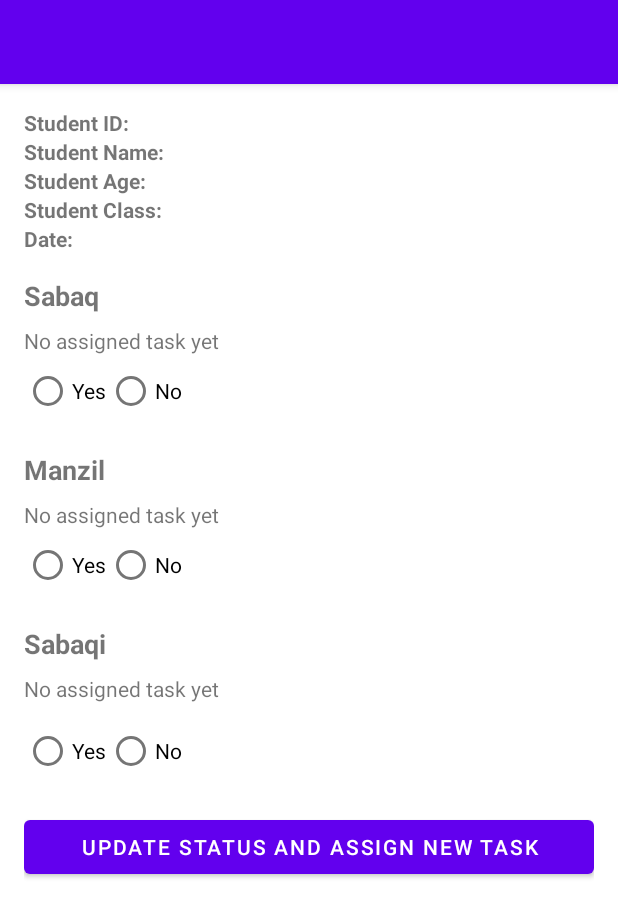
After one commit to WajeehaHashmi27/Hifzstudentsapp, an Android app: the CheckAssignTaskActivity screen opened directly, with no data from a screen before it, on a phone screen of 412 x 824 dp. The commit adds this screen. Shown: the top 917 px of the screen. Run offline under Robolectric (Android 15) with nearby library versions, the phone set to English and light mode, and no system bars.

Commit message:
Next commit

```diff
--- /dev/null
+++ b/app/src/main/java/com/example/hifzstudentsapp/CheckAssignTaskActivity.java
@@ -0,0 +1,87 @@
+package com.example.hifzstudentsapp;
+
+
+
+import androidx.appcompat.app.AppCompatActivity;
+import android.os.Bundle;
+import android.view.View;
+import android.widget.Button;
+import android.widget.EditText;
+import android.widget.Toast;
+import android.content.Intent;
+import android.widget.TextView;
+import android.widget.RadioButton;
+
+public class CheckAssignTaskActivity extends AppCompatActivity {
+
+    private TextView textViewStudentId, textViewStudentName, textViewStudentAge, textViewStudentClass;
+    private TextView textViewSabaqHeading, textViewSabaqTask;
+    private TextView textViewManzilHeading, textViewManzilTask;
+    private TextView textViewSabaqiHeading, textViewSabaqiTask;
+    private TextView textViewDate;
+    private RadioButton radioButtonSabaqYes, radioButtonSabaqNo;
+    private RadioButton radioButtonManzilYes, radioButtonManzilNo;
+    private RadioButton radioButtonSabaqiYes, radioButtonSabaqiNo;
+    private Button buttonUpdateAssignTask;
+
+    private int studentId;
+    private String studentName;
+    private DatabaseHelper databaseHelper;
+    private String studentClass;
+    private int studentAge;
+
+    @Override
+    protected void onCreate(Bundle savedInstanceState) {
+        super.onCreate(savedInstanceState);
+        setContentView(R.layout.activity_check_assign_task);
+
+        // Retrieve the studentId and studentName from the intent
+        studentId = getIntent().getIntExtra("studentId", -1);
+        studentName = getIntent().getStringExtra("studentName");
+        studentClass = getIntent().getStringExtra("studentClass");
+        studentAge = getIntent().getIntExtra("studentAge", -1);
+        // Set the title of the activity as the student's name
+        setTitle(studentName);
+        databaseHelper = new DatabaseHelper(this);
+        // Initialize views
+        textViewStudentId = findViewById(R.id.textViewStudentId);
+        textViewStudentName = findViewById(R.id.textViewStudentName);
+        textViewStudentAge = findViewById(R.id.textViewStudentAge);
+        textViewStudentClass = findViewById(R.id.textViewStudentClass);
+        textViewDate = findViewById(R.id.textViewDate);
+        textViewSabaqHeading = findViewById(R.id.textViewSabaqHeading);
+        textViewSabaqTask = findViewById(R.id.textViewSabaqTask);
+        textViewManzilHeading = findViewById(R.id.textViewManzilHeading);
+        textViewManzilTask = findViewById(R.id.textViewManzilTask);
+        textViewSabaqiHeading = findViewById(R.id.textViewSabaqiHeading);
+        textViewSabaqiTask = findViewById(R.id.textViewSabaqiTask);
+        radioButtonSabaqYes = findViewById(R.id.radioButtonSabaqYes);
+        radioButtonSabaqNo = findViewById(R.id.radioButtonSabaqNo);
+        radioButtonManzilYes = findViewById(R.id.radioButtonManzilYes);
+        radioButtonManzilNo = findViewById(R.id.radioButtonManzilNo);
+        radioButtonSabaqiYes = findViewById(R.id.radioButtonSabaqiYes);
+        radioButtonSabaqiNo = findViewById(R.id.radioButtonSabaqiNo);
+        buttonUpdateAssignTask = findViewById(R.id.buttonUpdateAssignTask);
+
+        // Retrieve and display the student details
+        Student student = databaseHelper.getStudentById(studentId);
+        if (student != null) {
+            textViewStudentId.setText("Roll number: " +String.valueOf(student.getStudentId()));
+            textViewStudentName.setText("Name: " +student.getName());
+            textViewStudentAge.setText("Age: "+String.valueOf(student.getAge()));
+            textViewStudentClass.setText("Class: "+student.getClassName());
+        }
+        buttonUpdateAssignTask.setOnClickListener(new View.OnClickListener() {
+            @Override
+            public void onClick(View v) {
+                Intent intent = new Intent(CheckAssignTaskActivity.this, AssignTask.class);
+                intent.putExtra("studentId", studentId);
+                intent.putExtra("studentName", studentName);
+                intent.putExtra("studentClass", studentClass);
+                intent.putExtra("studentAge", studentAge);
+                startActivity(intent);
+
+            }
+        });
+    }
+}
--- a/app/src/main/java/com/example/hifzstudentsapp/DatabaseHelper.java
+++ b/app/src/main/java/com/example/hifzstudentsapp/DatabaseHelper.java
@@ -22,7 +22,8 @@ public class DatabaseHelper extends SQLiteOpenHelper {
     private static final String COLUMN_TASK_ID = "task_id";
     private static final String COLUMN_STUDENT_ID = "student_id";
     private static final String COLUMN_DATE = "date";
-    private static final String COLUMN_SABAQ = "sabaq";
+    private static final String COLUMN_SABAQ_PARA = "sabaq_para";
+    private static final String COLUMN_SABAQ_VERSE = "sabaq_verse";
     private static final String COLUMN_SABAQ_STATUS = "sabaq_status";
     private static final String COLUMN_SABAQI = "sabaqi";
     private static final String COLUMN_SABAQI_STATUS = "sabaqi_status";
@@ -46,7 +47,8 @@ public class DatabaseHelper extends SQLiteOpenHelper {
                 + COLUMN_TASK_ID + " INTEGER PRIMARY KEY AUTOINCREMENT, "
                 + COLUMN_STUDENT_ID + " INTEGER, "
                 + COLUMN_DATE + " TEXT, "
-                + COLUMN_SABAQ + " TEXT, "
+                + COLUMN_SABAQ_PARA + " TEXT, "
+                + COLUMN_SABAQ_VERSE + "TEXT,"
                 + COLUMN_SABAQ_STATUS + " TEXT, "
                 + COLUMN_SABAQI + " TEXT, "
                 + COLUMN_SABAQI_STATUS + " TEXT, "
@@ -70,6 +72,9 @@ public class DatabaseHelper extends SQLiteOpenHelper {
         db.execSQL("DROP TABLE IF EXISTS " + TABLE_STUDENTS);
         onCreate(db);
     }
+
+
+
     public boolean addStudent( String name, int age, String studentClass) {
         SQLiteDatabase db = this.getWritableDatabase();
         ContentValues values = new ContentValues();
--- /dev/null
+++ b/app/src/main/res/layout/activity_check_assign_task.xml
@@ -0,0 +1,160 @@
+<LinearLayout xmlns:android="http://schemas.android.com/apk/res/android"
+    xmlns:tools="http://schemas.android.com/tools"
+    android:layout_width="match_parent"
+    android:layout_height="match_parent"
+    android:orientation="vertical"
+    android:padding="16dp">
+
+    <TextView
+        android:id="@+id/textViewStudentId"
+        android:layout_width="wrap_content"
+        android:layout_height="wrap_content"
+        android:text="Student ID:"
+        android:textStyle="bold" />
+
+    <TextView
+        android:id="@+id/textViewStudentName"
+        android:layout_width="wrap_content"
+        android:layout_height="wrap_content"
+        android:text="Student Name:"
+        android:textStyle="bold" />
+
+    <TextView
+        android:id="@+id/textViewStudentAge"
+        android:layout_width="wrap_content"
+        android:layout_height="wrap_content"
+        android:text="Student Age:"
+        android:textStyle="bold" />
+
+    <TextView
+        android:id="@+id/textViewStudentClass"
+        android:layout_width="wrap_content"
+        android:layout_height="wrap_content"
+        android:text="Student Class:"
+        android:textStyle="bold" />
+    <TextView
+        android:id="@+id/textViewDate"
+        android:layout_width="wrap_content"
+        android:layout_height="wrap_content"
+        android:text="Date:"
+        android:textStyle="bold" />
+
+    <TextView
+        android:id="@+id/textViewSabaqHeading"
+        android:layout_width="wrap_content"
+        android:layout_height="wrap_content"
+        android:layout_marginTop="16dp"
+        android:text="Sabaq"
+        android:textStyle="bold"
+        android:textSize="18sp" />
+
+    <TextView
+        android:id="@+id/textViewSabaqTask"
+        android:layout_width="wrap_content"
+        android:layout_height="wrap_content"
+        android:layout_marginTop="8dp"
+        android:text="No assigned task yet" />
+    <RadioGroup
+        android:id="@+id/radioGroupSabaq"
+        android:layout_width="wrap_content"
+        android:layout_height="wrap_content"
+        android:orientation="horizontal"
+        android:layout_marginTop="0dp">
+
+        <RadioButton
+            android:id="@+id/radioButtonSabaqYes"
+            android:layout_width="wrap_content"
+            android:layout_height="wrap_content"
+            android:text="Yes" />
+
+        <RadioButton
+            android:id="@+id/radioButtonSabaqNo"
+            android:layout_width="wrap_content"
+            android:layout_height="wrap_content"
+            android:text="No" />
+    </RadioGroup>
+
+    <TextView
+        android:id="@+id/textViewManzilHeading"
+        android:layout_width="wrap_content"
+        android:layout_height="wrap_content"
+        android:layout_marginTop="16dp"
+        android:text="Manzil"
+        android:textStyle="bold"
+        android:textSize="18sp" />
+
+    <TextView
+        android:id="@+id/textViewManzilTask"
+        android:layout_width="wrap_content"
+        android:layout_height="wrap_content"
+        android:layout_marginTop="8dp"
+        android:text="No assigned task yet" />
+
+    <RadioGroup
+        android:id="@+id/radioGroupManzil"
+        android:layout_width="wrap_content"
+        android:layout_height="wrap_content"
+        android:orientation="horizontal"
+        android:layout_marginTop="0dp">
+
+        <RadioButton
+            android:id="@+id/radioButtonManzilYes"
+            android:layout_width="wrap_content"
+            android:layout_height="wrap_content"
+            android:text="Yes" />
+
+        <RadioButton
+            android:id="@+id/radioButtonManzilNo"
+            android:layout_width="wrap_content"
+            android:layout_height="wrap_content"
+            android:text="No" />
+    </RadioGroup>
+
+    <TextView
+        android:id="@+id/textViewSabaqiHeading"
+        android:layout_width="wrap_content"
+        android:layout_height="wrap_content"
+        android:layout_marginTop="16dp"
+        android:text="Sabaqi"
+        android:textStyle="bold"
+        android:textSize="18sp" />
+
+    <TextView
+        android:id="@+id/textViewSabaqiTask"
+        android:layout_width="wrap_content"
+        android:layout_height="wrap_content"
+        android:layout_marginTop="8dp"
+        android:text="No assigned task yet" />
+
+
+
+
+
+    <RadioGroup
+        android:id="@+id/radioGroupSabaqi"
+        android:layout_width="wrap_content"
+        android:layout_height="wrap_content"
+        android:orientation="horizontal"
+        android:layout_marginTop="8dp">
+
+        <RadioButton
+            android:id="@+id/radioButtonSabaqiYes"
+            android:layout_width="wrap_content"
+            android:layout_height="wrap_content"
+            android:text="Yes" />
+
+        <RadioButton
+            android:id="@+id/radioButtonSabaqiNo"
+            android:layout_width="wrap_content"
+            android:layout_height="wrap_content"
+            android:text="No" />
+    </RadioGroup>
+
+    <Button
+        android:id="@+id/buttonUpdateAssignTask"
+        android:layout_width="match_parent"
+        android:layout_height="wrap_content"
+        android:layout_marginTop="16dp"
+        android:text="Update Status and Assign New Task" />
+
+</LinearLayout>
--- a/app/src/main/res/layout/item_student.xml
+++ b/app/src/main/res/layout/item_student.xml
@@ -8,7 +8,7 @@
         android:layout_width="match_parent"
         android:layout_height="wrap_content"
         android:textAppearance="@style/TextAppearance.AppCompat.Large"
-        android:textColor="@android:color/white"
+        android:textColor="@android:color/black"
         android:textStyle="bold" />
 
     <TextView
@@ -17,7 +17,7 @@
         android:layout_height="wrap_content"
         android:layout_below="@id/textViewId"
         android:textAppearance="@style/TextAppearance.AppCompat.Medium"
-        android:textColor="@android:color/white" />
+        android:textColor="@android:color/black" />
 
     <LinearLayout
         android:layout_width="wrap_content"
--- a/app/src/main/res/values-night/themes.xml
+++ b/app/src/main/res/values-night/themes.xml
@@ -1,6 +1,6 @@
 <resources xmlns:tools="http://schemas.android.com/tools">
     <!-- Base application theme. -->
-    <style name="Theme.HifzStudentsApp" parent="Theme.MaterialComponents.DayNight.DarkActionBar">
+    <style name="Theme.HifzStudentsApp" parent="Theme.MaterialComponents.Light">
         <!-- Primary brand color. -->
         <item name="colorPrimary">@color/purple_200</item>
         <item name="colorPrimaryVariant">@color/purple_700</item>
--- a/app/src/main/res/values/themes.xml
+++ b/app/src/main/res/values/themes.xml
@@ -1,6 +1,6 @@
 <resources xmlns:tools="http://schemas.android.com/tools">
     <!-- Base application theme. -->
-    <style name="Theme.HifzStudentsApp" parent="Theme.MaterialComponents.DayNight.DarkActionBar">
+    <style name="Theme.HifzStudentsApp" parent="Theme.MaterialComponents.Light">
         <!-- Primary brand color. -->
         <item name="colorPrimary">@color/purple_500</item>
         <item name="colorPrimaryVariant">@color/purple_700</item>
```
Also changed, not shown: app/src/main/AndroidManifest.xml (+9 -0 lines), app/src/main/java/com/example/hifzstudentsapp/AssignTask.java (added, +52 -0 lines), app/src/main/java/com/example/hifzstudentsapp/Manzil.java (added, +8 -0 lines), app/src/main/java/com/example/hifzstudentsapp/PreviousHistoryActivity.java (added, +52 -0 lines), app/src/main/java/com/example/hifzstudentsapp/Sabaq.java (added, +10 -0 lines), app/src/main/java/com/example/hifzstudentsapp/Sabaqi.java (added, +8 -0 lines), app/src/main/java/com/example/hifzstudentsapp/StudentAdapter.java (+24 -3 lines), app/src/main/java/com/example/hifzstudentsapp/StudentDetailsActivity.java (added, +73 -0 lines), app/src/main/java/com/example/hifzstudentsapp/Task.java (added, +59 -0 lines), app/src/main/res/layout/activity_assign_task.xml (added, +69 -0 lines), app/src/main/res/layout/activity_previous_history.xml (added, +40 -0 lines), app/src/main/res/layout/activity_student_details.xml (added, +33 -0 lines).
